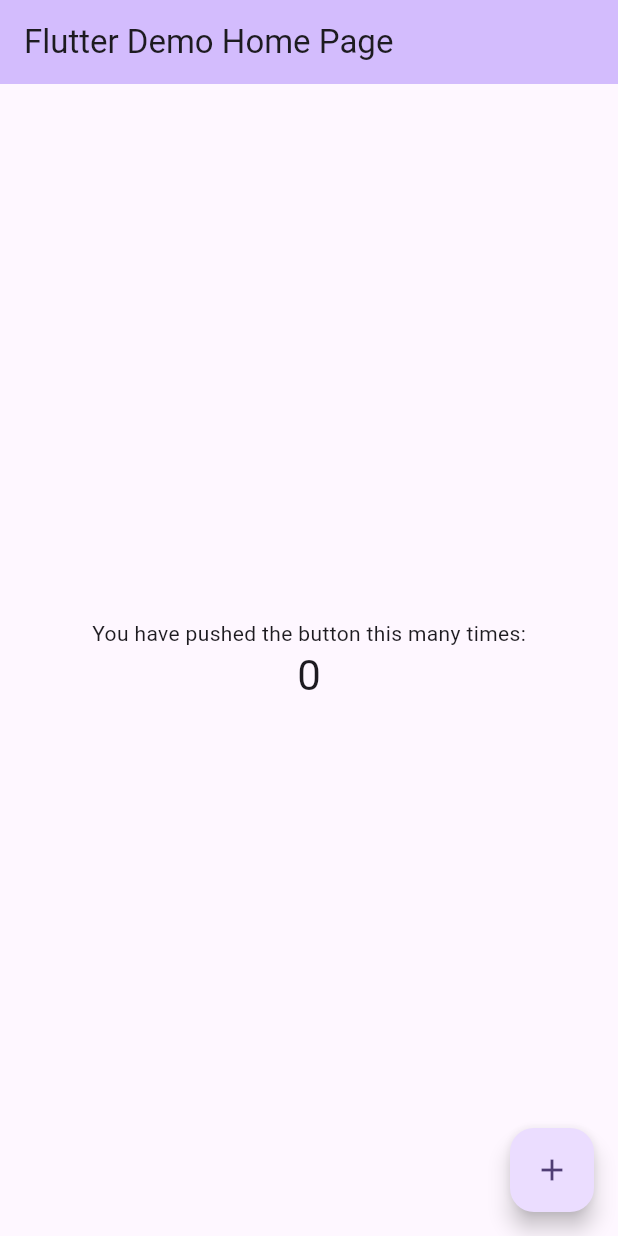
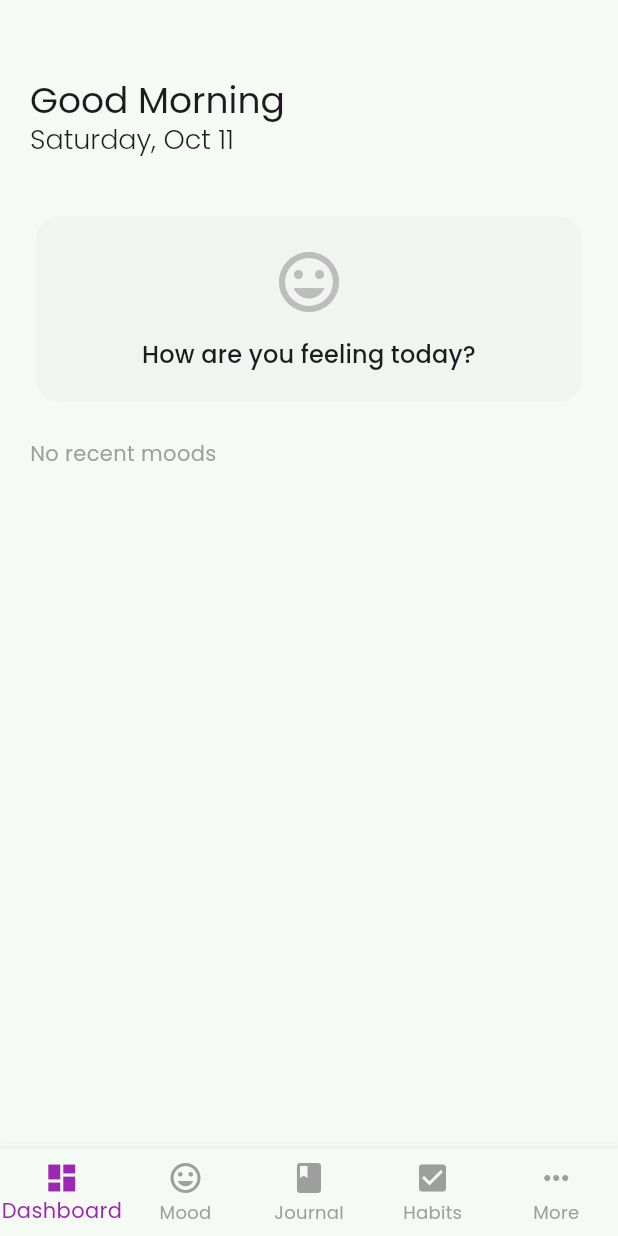
Before and after one commit to Nusrat207/serenote, a Flutter app: the screen it shows after launch, on a phone screen of 412 x 824 dp. Run offline on Flutter 3.47's test engine with Material 3 defaults, Android fonts, the phone set to English and light mode, and no system bars; our stand-ins replace flutter_riverpod, google_fonts.

Commit message:
dummy dashboard

```diff
--- a/lib/features/dashboard/presentation/screens/dashboard_screen.dart
+++ b/lib/features/dashboard/presentation/screens/dashboard_screen.dart
@@ -0,0 +1,165 @@
+import 'package:flutter/material.dart';
+import 'package:flutter_riverpod/flutter_riverpod.dart';
+import 'package:intl/intl.dart';
+
+class MoodEntry {
+  final String detectedMood;
+  final double confidence;
+  final String text;
+  final DateTime timestamp;
+  final int id;
+
+  MoodEntry({
+    required this.detectedMood,
+    this.confidence = 1.0,
+    this.text = '',
+    DateTime? timestamp,
+    this.id = 0,
+  }) : timestamp = timestamp ?? DateTime.now();
+}
+
+class MoodColors {
+  static Color getColorForMood(String mood) => Colors.purple;
+  static List<Color> getGradientForMood(String mood) =>
+      [Colors.purple, Colors.purpleAccent];
+}
+
+class DashboardScreen extends ConsumerStatefulWidget {
+  const DashboardScreen({super.key});
+
+  @override
+  ConsumerState<DashboardScreen> createState() => _DashboardScreenState();
+}
+
+class _DashboardScreenState extends ConsumerState<DashboardScreen> {
+  int _selectedIndex = 0;
+
+  static const List<String> _tabTitles = [
+    'Dashboard',
+    'Mood',
+    'Journal',
+    'Habits',
+    'More'
+  ];
+
+  @override
+  Widget build(BuildContext context) {
+    return Scaffold(
+      body: SafeArea(
+        child: _buildTabContent(_selectedIndex),
+      ),
+      bottomNavigationBar: BottomNavigationBar(
+        currentIndex: _selectedIndex,
+        selectedItemColor: Colors.purple,
+        unselectedItemColor: Colors.grey,
+        type: BottomNavigationBarType.fixed,
+        items: const [
+          BottomNavigationBarItem(icon: Icon(Icons.dashboard), label: 'Dashboard'),
+          BottomNavigationBarItem(icon: Icon(Icons.mood), label: 'Mood'),
+          BottomNavigationBarItem(icon: Icon(Icons.book), label: 'Journal'),
+          BottomNavigationBarItem(icon: Icon(Icons.check_box), label: 'Habits'),
+          BottomNavigationBarItem(icon: Icon(Icons.more_horiz), label: 'More'),
+        ],
+        onTap: (index) => setState(() => _selectedIndex = index),
+      ),
+    );
+  }
+
+  Widget _buildTabContent(int index) {
+    switch (index) {
+      case 0:
+        return _buildDashboard();
+      case 1:
+        return Center(child: Text('Mood Screen', style: TextStyle(fontSize: 24)));
+      case 2:
+        return Center(child: Text('Journal Screen', style: TextStyle(fontSize: 24)));
+      case 3:
+        return Center(child: Text('Habits Screen', style: TextStyle(fontSize: 24)));
+      case 4:
+        return Center(child: Text('More Options', style: TextStyle(fontSize: 24)));
+      default:
+        return Center(child: Text('Unknown Tab'));
+    }
+  }
+
+  Widget _buildDashboard() {
+    final todaysMood = null;
+    final recentMoods = <MoodEntry>[];
+
+    return CustomScrollView(
+      slivers: [
+        SliverAppBar(
+          expandedHeight: 120,
+          floating: false,
+          pinned: true,
+          backgroundColor: Colors.transparent,
+          flexibleSpace: FlexibleSpaceBar(
+            title: Column(
+              mainAxisSize: MainAxisSize.min,
+              crossAxisAlignment: CrossAxisAlignment.start,
+              children: [
+                Text(_getGreeting(), style: const TextStyle(fontSize: 16, fontWeight: FontWeight.w400)),
+                Text(DateFormat('EEEE, MMM dd').format(DateTime.now()),
+                    style: const TextStyle(fontSize: 12, fontWeight: FontWeight.w300)),
+              ],
+            ),
+            titlePadding: const EdgeInsets.only(left: 20, bottom: 16),
+          ),
+        ),
+        SliverPadding(
+          padding: const EdgeInsets.all(20),
+          sliver: SliverList(
+            delegate: SliverChildListDelegate([
+              _buildTodaysMoodCard(todaysMood),
+              const SizedBox(height: 20),
+              _buildRecentActivity(recentMoods),
+            ]),
+          ),
+        ),
+      ],
+    );
+  }
+
+  String _getGreeting() {
+    final hour = DateTime.now().hour;
+    if (hour < 12) return 'Good Morning';
+    if (hour < 17) return 'Good Afternoon';
+    return 'Good Evening';
+  }
+
+  Widget _buildTodaysMoodCard(MoodEntry? mood) {
+    if (mood == null) {
+      return Card(
+        child: Padding(
+          padding: const EdgeInsets.all(20),
+          child: Column(
+            children: [
+              Icon(Icons.mood_outlined, size: 48, color: Colors.grey.shade400),
+              const SizedBox(height: 12),
+              Text('How are you feeling today?',
+                  style: Theme.of(context).textTheme.titleMedium,
+                  textAlign: TextAlign.center),
+            ],
+          ),
+        ),
+      );
+    }
+
+    return Card(
+      child: Padding(
+        padding: const EdgeInsets.all(20),
+        child: Text('Mood: ${mood.detectedMood}'),
+      ),
+    );
+  }
+
+  Widget _buildRecentActivity(List<MoodEntry> recentMoods) {
+    if (recentMoods.isEmpty) {
+      return const Text('No recent moods', style: TextStyle(color: Colors.grey));
+    }
+    return Column(
+      crossAxisAlignment: CrossAxisAlignment.start,
+      children: recentMoods.map((m) => Text('${m.detectedMood}')).toList(),
+    );
+  }
+}
--- a/lib/main.dart
+++ b/lib/main.dart
@@ -1,122 +1,24 @@
 import 'package:flutter/material.dart';
+import 'package:flutter_riverpod/flutter_riverpod.dart';
+import 'core/theme/app_theme.dart';
+import 'features/dashboard/presentation/screens/dashboard_screen.dart';
 
 void main() {
-  runApp(const MyApp());
+  runApp(const ProviderScope(child: SerenoteApp()));
 }
 
-class MyApp extends StatelessWidget {
-  const MyApp({super.key});
+class SerenoteApp extends StatelessWidget {
+  const SerenoteApp({super.key});
 
-  // This widget is the root of your application.
   @override
   Widget build(BuildContext context) {
     return MaterialApp(
-      title: 'Flutter Demo',
-      theme: ThemeData(
-        // This is the theme of your application.
-        //
-        // TRY THIS: Try running your application with "flutter run". You'll see
-        // the application has a purple toolbar. Then, without quitting the app,
-        // try changing the seedColor in the colorScheme below to Colors.green
-        // and then invoke "hot reload" (save your changes or press the "hot
-        // reload" button in a Flutter-supported IDE, or press "r" if you used
-        // the command line to start the app).
-        //
-        // Notice that the counter didn't reset back to zero; the application
-        // state is not lost during the reload. To reset the state, use hot
-        // restart instead.
-        //
-        // This works for code too, not just values: Most code changes can be
-        // tested with just a hot reload.
-        colorScheme: ColorScheme.fromSeed(seedColor: Colors.deepPurple),
-      ),
-      home: const MyHomePage(title: 'Flutter Demo Home Page'),
+      title: 'SereNote',
+      debugShowCheckedModeBanner: false,
+      theme: AppTheme.lightTheme,
+      darkTheme: AppTheme.darkTheme,
+      themeMode: ThemeMode.system,
+      home: const DashboardScreen(),
     );
   }
 }
-
-class MyHomePage extends StatefulWidget {
-  const MyHomePage({super.key, required this.title});
-
-  // This widget is the home page of your application. It is stateful, meaning
-  // that it has a State object (defined below) that contains fields that affect
-  // how it looks.
-
-  // This class is the configuration for the state. It holds the values (in this
-  // case the title) provided by the parent (in this case the App widget) and
-  // used by the build method of the State. Fields in a Widget subclass are
-  // always marked "final".
-
-  final String title;
-
-  @override
-  State<MyHomePage> createState() => _MyHomePageState();
-}
-
-class _MyHomePageState extends State<MyHomePage> {
-  int _counter = 0;
-
-  void _incrementCounter() {
-    setState(() {
-      // This call to setState tells the Flutter framework that something has
-      // changed in this State, which causes it to rerun the build method below
-      // so that the display can reflect the updated values. If we changed
-      // _counter without calling setState(), then the build method would not be
-      // called again, and so nothing would appear to happen.
-      _counter++;
-    });
-  }
-
-  @override
-  Widget build(BuildContext context) {
-    // This method is rerun every time setState is called, for instance as done
-    // by the _incrementCounter method above.
-    //
-    // The Flutter framework has been optimized to make rerunning build methods
-    // fast, so that you can just rebuild anything that needs updating rather
-    // than having to individually change instances of widgets.
-    return Scaffold(
-      appBar: AppBar(
-        // TRY THIS: Try changing the color here to a specific color (to
-        // Colors.amber, perhaps?) and trigger a hot reload to see the AppBar
-        // change color while the other colors stay the same.
-        backgroundColor: Theme.of(context).colorScheme.inversePrimary,
-        // Here we take the value from the MyHomePage object that was created by
-        // the App.build method, and use it to set our appbar title.
-        title: Text(widget.title),
-      ),
-      body: Center(
-        // Center is a layout widget. It takes a single child and positions it
-        // in the middle of the parent.
-        child: Column(
-          // Column is also a layout widget. It takes a list of children and
-          // arranges them vertically. By default, it sizes itself to fit its
-          // children horizontally, and tries to be as tall as its parent.
-          //
-          // Column has various properties to control how it sizes itself and
-          // how it positions its children. Here we use mainAxisAlignment to
-          // center the children vertically; the main axis here is the vertical
-          // axis because Columns are vertical (the cross axis would be
-          // horizontal).
-          //
-          // TRY THIS: Invoke "debug painting" (choose the "Toggle Debug Paint"
-          // action in the IDE, or press "p" in the console), to see the
-          // wireframe for each widget.
-          mainAxisAlignment: MainAxisAlignment.center,
-          children: <Widget>[
-            const Text('You have pushed the button this many times:'),
-            Text(
-              '$_counter',
-              style: Theme.of(context).textTheme.headlineMedium,
-            ),
-          ],
-        ),
-      ),
-      floatingActionButton: FloatingActionButton(
-        onPressed: _incrementCounter,
-        tooltip: 'Increment',
-        child: const Icon(Icons.add),
-      ), // This trailing comma makes auto-formatting nicer for build methods.
-    );
-  }
-}
```
Also changed, not shown: pubspec.yaml (+35 -1 lines), pubspec.lock, 6 other files.
